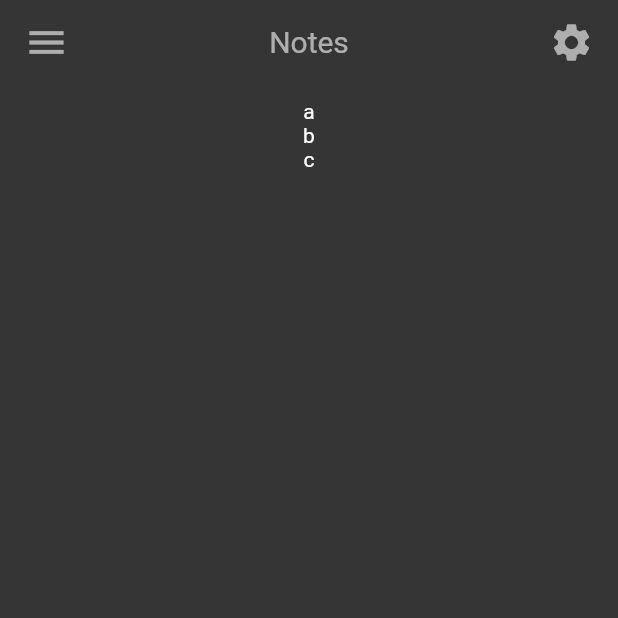
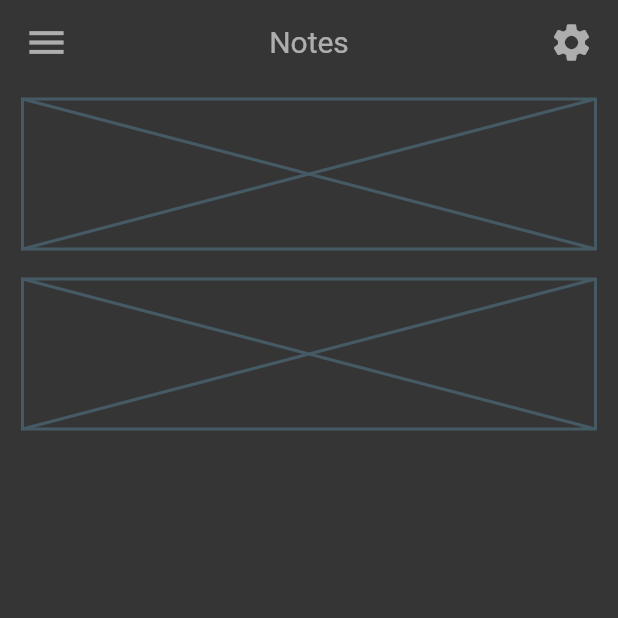
Before and after one commit to Sencres013/Flutter-notes-app, a Flutter app: the screen it shows after launch, on a phone screen of 412 x 824 dp, the top half of it. Run offline on Flutter 3.47's test engine with Material 2 defaults, Android fonts, the phone set to English and light mode, and no system bars.

Commit message:
Added note previews

```diff
--- a/lib/views/home.dart
+++ b/lib/views/home.dart
@@ -1,5 +1,6 @@
 import "package:flutter/material.dart";
 import "../widgets/app_bar.dart";
+import "../widgets/note_preview.dart";
 
 class Home extends StatelessWidget {
   const Home({super.key});
@@ -10,14 +11,12 @@ class Home extends StatelessWidget {
       appBar: CustomAppBar(),
       body: SafeArea(
         child: ListView(
-          padding: EdgeInsets.symmetric(vertical: 10),
           children: [
-            Center(child: Text("a")),
-            Center(child: Text("b")),
-            Center(child: Text("c")),
+            NotePreview(),
+            NotePreview(),
           ],
         ),
-      )
+      ),
     );
   }
 }
--- /dev/null
+++ b/lib/widgets/note_preview.dart
@@ -0,0 +1,18 @@
+import "package:flutter/material.dart";
+
+class NotePreview extends StatelessWidget {
+  const NotePreview({super.key});
+
+  @override
+  Widget build(BuildContext context) {
+    return Center(
+      child: GestureDetector(
+        child: Container(
+          margin: EdgeInsets.symmetric(vertical: 10, horizontal: 15),
+          height: 100,
+          child: Placeholder(),
+        ),
+      ),
+    );
+  }
+}
```
Also changed, not shown: lib/views/note_view.dart (added).
